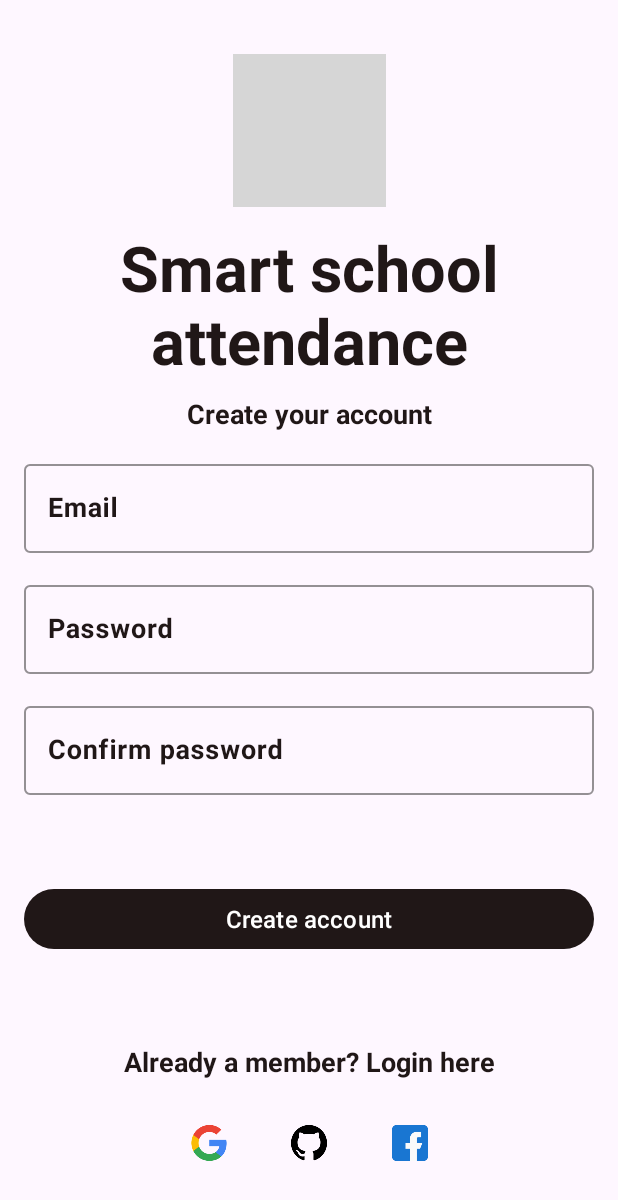
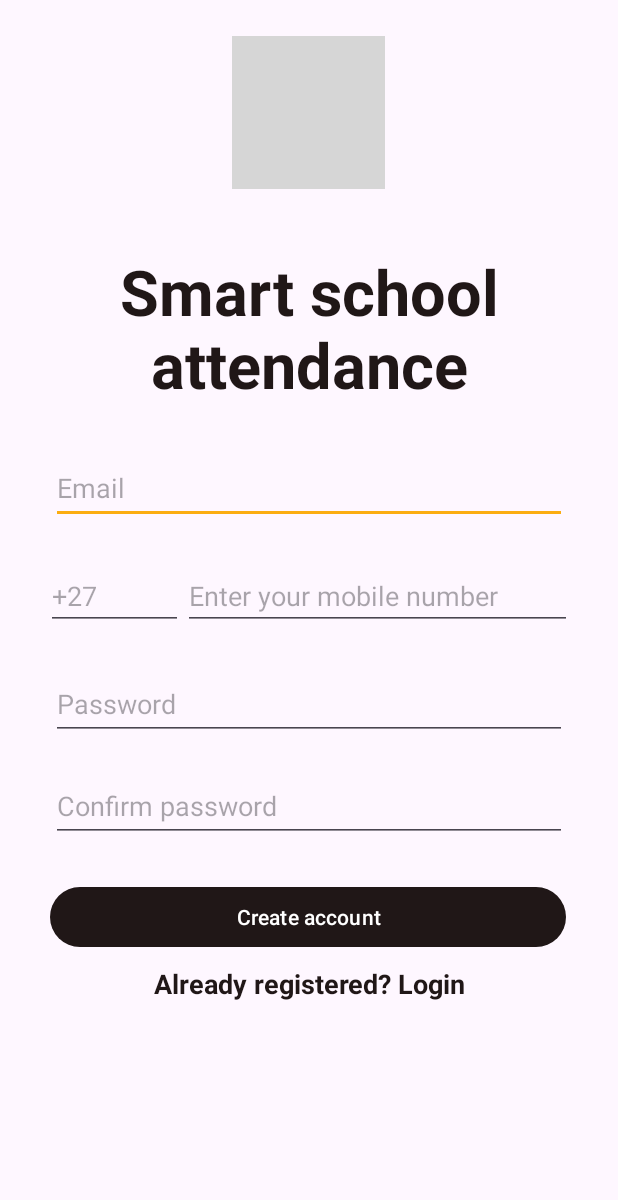
Before and after one commit to GADS2022-EduTeam14/Student-Staff-Attendance-System, an Android app: the screen it shows after launch (AuthActivity before the commit, MobileNumberVerificationActivity after it), after a tap on "New user? Register instead", on a phone screen of 412 x 824 dp. Shown: the top 1200 px of the screen. Run offline under Robolectric (Android 15) with nearby library versions, the phone set to English and light mode, and no system bars; our stand-ins replace Firebase (no records; nobody signed in at launch, a user with empty details on screens opened directly); 2 statements that could not run were skipped; grey boxes are pictures that could not be loaded.

Commit message:
Mobile Auth Complete
Firebase Mobile Authentication Added
OTP Sent
Usercreated
Activities instead of layouts

```diff
--- a/app/build.gradle
+++ b/app/build.gradle
@@ -52,6 +52,7 @@ dependencies {
     implementation 'androidx.lifecycle:lifecycle-viewmodel-ktx:2.5.1'
 
     implementation 'com.android.car.ui:car-ui-lib:2.0.0'
+    implementation 'com.google.firebase:firebase-auth-ktx:21.1.0'
 
     testImplementation 'junit:junit:4.13.2'
     androidTestImplementation 'androidx.test.ext:junit:1.1.4'
--- a/app/src/main/java/com/andela/eduteam14/android_app/core/ui/auth/LoginFragment.kt
+++ b/app/src/main/java/com/andela/eduteam14/android_app/core/ui/auth/LoginFragment.kt
@@ -1,5 +1,6 @@
 package com.andela.eduteam14.android_app.core.ui.auth
 
+import android.content.Intent
 import android.os.Bundle
 import android.view.LayoutInflater
 import android.view.View
@@ -44,13 +45,22 @@ class LoginFragment : Fragment(), UiAction {
         super.onViewCreated(view, savedInstanceState)
         initViews()
 
-        registerInstead.onClick { findNavController().navigate(R.id.action_loginFragment_to_registerFragment) }
+        registerInstead.onClick {
+            activity.let {
+                //start MobileNumberVerificationActivity
+                val intent = Intent(it, MobileNumberVerificationActivity::class.java)
+                startActivity(intent)
+            }
+        }
 
         login.onClick {
             (activity as AuthActivity).goto(SchoolBaseActivity::class.java)
         }
 
     }
+
+    //start MobileNumberVerificationActivity
+
 
     override fun initViews() {
         login = binding?.LoginFragmentLoginBtn!!
--- /dev/null
+++ b/app/src/main/java/com/andela/eduteam14/android_app/core/ui/auth/MobileNumberVerificationActivity.kt
@@ -0,0 +1,176 @@
+package com.andela.eduteam14.android_app.core.ui.auth
+
+import android.content.ContentValues.TAG
+import android.content.Intent
+import androidx.appcompat.app.AppCompatActivity
+import android.os.Bundle
+import android.util.Log
+import android.widget.Button
+import android.widget.EditText
+import android.widget.TextView
+import android.widget.Toast
+import com.andela.eduteam14.android_app.R
+import com.andela.eduteam14.android_app.SplashActivity
+import com.google.firebase.FirebaseException
+import com.google.firebase.FirebaseTooManyRequestsException
+import com.google.firebase.auth.*
+import java.util.concurrent.TimeUnit
+
+class MobileNumberVerificationActivity : AppCompatActivity() {
+
+    private lateinit var createAccount : Button
+    private lateinit var emailET : EditText           //May not be needed
+    private lateinit var phoneNumberET : EditText
+    private lateinit var passwordET: EditText
+    private lateinit var confirmPasswordET: EditText
+    private lateinit var dialingCodeET : EditText
+
+    //Focus on Mobile number authentication i.e other fields can be deleted
+
+    private lateinit var email : String
+    private lateinit var phoneNumber : String
+    private lateinit var password: String
+    private lateinit var confirmPassword: String
+    private lateinit var dialingCode: String
+
+    private lateinit var auth : FirebaseAuth
+
+
+
+
+    override fun onCreate(savedInstanceState: Bundle?) {
+        super.onCreate(savedInstanceState)
+        setContentView(R.layout.activity_mobile_number_verification)
+
+        //Start loginFragment
+        val registeredUserText = findViewById<TextView>(R.id.RegisteredUser)
+
+        // Declaring fragment manager from making data
+        // transactions using the custom fragment
+        val myFragmentManager = supportFragmentManager
+        val loginFragmentTransaction = myFragmentManager.beginTransaction()
+        val loginFragment = LoginFragment()
+
+        init()
+        createAccount.setOnClickListener {
+            phoneNumber = phoneNumberET.text.trim().toString()
+            dialingCode = dialingCodeET.text.trim().toString()
+
+            //check length of dialing code and phone number
+            if((dialingCode.isNotEmpty()) && (dialingCode.length <= 3)){  //dialing code should be from 1 to 3
+                if ((phoneNumber.isNotEmpty()) && (phoneNumber.length == 10)){
+                    phoneNumber = "+${dialingCode}${phoneNumber}"
+
+                    val options = PhoneAuthOptions.newBuilder(auth)
+                        .setPhoneNumber(phoneNumber)       // Phone number to verify
+                        .setTimeout(60L, TimeUnit.SECONDS) // Timeout and unit
+                        .setActivity(this)                 // Activity (for callback binding)
+                        .setCallbacks(callbacks)          // OnVerificationStateChangedCallbacks
+                        .build()
+                    PhoneAuthProvider.verifyPhoneNumber(options)
+
+                } else{
+                    Toast.makeText(this, "Please enter a 10 number",Toast.LENGTH_SHORT).show()
+                }
+            }else{
+                Toast.makeText(this, "Please enter valid dialing code",Toast.LENGTH_SHORT).show()
+            }
+        }
+
+        //Setup OnClick for the TextView
+        registeredUserText.setOnClickListener {
+            loginFragmentTransaction.add(R.id.fragmentContainerView, loginFragment)
+            loginFragmentTransaction.commit()
+        }
+    }
+
+    private fun init(){
+        createAccount = findViewById(R.id.btn_createAcc)
+        phoneNumberET = findViewById(R.id.edt_CreateAcc_Number)
+        dialingCodeET = findViewById(R.id.edt_DialCode)
+        auth = FirebaseAuth.getInstance()
+        //add extra EditTexts for account creation
+
+
+    }
+
+    private fun signInWithPhoneAuthCredential(credential: PhoneAuthCredential) {
+        auth.signInWithCredential(credential)
+            .addOnCompleteListener(this) { task ->
+                if (task.isSuccessful) {
+
+                    // Sign in success, update UI with the signed-in user's information
+                    Toast.makeText(this, "Authenticate Successfully", Toast.LENGTH_SHORT).show()
+
+                } else {
+                    // Sign in failed, display a message and update the UI
+                    Log.w(TAG, "signInWithCredential:failure", task.exception)
+                    if (task.exception is FirebaseAuthInvalidCredentialsException) {
+                        // The verification code entered was invalid
+                    }
+                    // Update UI
+                }
+            }
+    }
+
+    private val callbacks = object : PhoneAuthProvider.OnVerificationStateChangedCallbacks() {
+
+        override fun onVerificationCompleted(credential: PhoneAuthCredential) {
+            // This callback will be invoked in two situations:
+            // 1 - Instant verification. In some cases the phone number can be instantly
+            //     verified without needing to send or enter a verification code.
+            // 2 - Auto-retrieval. On some devices Google Play services can automatically
+            //     detect the incoming verification SMS and perform verification without
+            //     user action.
+//            Log.d(TAG, "onVerificationCompleted:$credential")
+            signInWithPhoneAuthCredential(credential)
+        }
+
+        override fun onVerificationFailed(e: FirebaseException) {
+            // This callback is invoked in an invalid request for verification is made,
+            // for instance if the the phone number format is not valid.
+//            Log.w(TAG, "onVerificationFailed", e)
+
+            if (e is FirebaseAuthInvalidCredentialsException) {
+                // Invalid request
+                Log.d("TAG", "onVerificationFailed: ${e.toString()}")
+            } else if (e is FirebaseTooManyRequestsException) {
+                // The SMS quota for the project has been exceeded
+                Log.w("TAG", "onVerificationFailed: ${e.toString()}")
+            }
+
+            // Show a message and update the UI
+        }
+
+        override fun onCodeSent(
+            verificationId: String,
+            token: PhoneAuthProvider.ForceResendingToken
+        ) {
+            // The SMS verification code has been sent to the provided phone number, we
+            // now need to ask the user to enter the code and then construct a credential
+            // by combining the code with a verification ID.
+//            Log.d(TAG, "onCodeSent:$verificationId")
+            // Save verification ID and resending token so we can use them later
+
+//            If Code sent then start OTP Activity
+            val intent = Intent(this@MobileNumberVerificationActivity, OTPActivity::class.java)
+            intent.putExtra("OTP", verificationId)
+            intent.putExtra("resendToken", token)
+            intent.putExtra("phoneNumber", phoneNumber)
+            startActivity(intent)
+
+        }
+    }
+
+
+}
+
+//    override fun onStart() {
+//        super.onStart()
+//        If there is a user logged in then log him out
+
+//        Code below: //        If there user is signed in then proceed to login
+
+//        if(auth.currentUser != null)
+//            startActivity(Intent(this, SplashActivity::class.java))
+//    }
--- /dev/null
+++ b/app/src/main/res/layout/activity_mobile_number_verification.xml
@@ -0,0 +1,126 @@
+<?xml version="1.0" encoding="utf-8"?>
+<androidx.constraintlayout.widget.ConstraintLayout xmlns:android="http://schemas.android.com/apk/res/android"
+    xmlns:app="http://schemas.android.com/apk/res-auto"
+    xmlns:tools="http://schemas.android.com/tools"
+    android:layout_width="match_parent"
+    android:layout_height="match_parent"
+    tools:context=".core.ui.auth.MobileNumberVerificationActivity">
+
+
+    <ImageView
+        android:id="@+id/imageView2"
+        android:layout_width="102dp"
+        android:layout_height="102dp"
+        android:layout_marginTop="24dp"
+        android:src="@drawable/pencil_case"
+        app:layout_constraintEnd_toEndOf="parent"
+        app:layout_constraintHorizontal_bias="0.498"
+        app:layout_constraintStart_toStartOf="parent"
+        app:layout_constraintTop_toTopOf="parent" />
+
+    <TextView
+        android:id="@+id/textView2"
+        style="@style/TextAppearance.AppCompat.Headline"
+        android:layout_width="330dp"
+        android:layout_height="118dp"
+        android:layout_marginTop="32dp"
+        android:padding="8dp"
+        android:text="@string/smart_school_attendance"
+        android:textAlignment="center"
+        android:textColor="@color/LocalBrown"
+        android:textSize="42sp"
+        android:textStyle="bold"
+        app:layout_constraintEnd_toEndOf="parent"
+        app:layout_constraintStart_toStartOf="parent"
+        app:layout_constraintTop_toBottomOf="@+id/imageView2" />
+
+    <LinearLayout
+        android:id="@+id/linearLayout3"
+        android:layout_width="match_parent"
+        android:layout_height="wrap_content"
+        android:layout_margin="15dp"
+        android:layout_marginTop="52dp"
+        android:gravity="center"
+        android:orientation="vertical"
+        app:layout_constraintTop_toBottomOf="@+id/textView2"
+        tools:layout_editor_absoluteX="13dp">
+
+        <EditText
+            android:id="@+id/edt_createAcc_email"
+            android:layout_width="344dp"
+            android:layout_height="48dp"
+            android:layout_margin="10dp"
+            android:hint="@string/hint_email" />
+
+
+        <LinearLayout
+            android:layout_width="match_parent"
+            android:layout_height="match_parent"
+            android:layout_margin="15dp"
+            android:orientation="horizontal">
+
+            <EditText
+                android:id="@+id/edt_DialCode"
+                android:layout_width="wrap_content"
+                android:layout_height="wrap_content"
+                android:layout_weight="1"
+                android:ems="10"
+                android:hint="+27"
+                android:inputType="number" />
+
+            <EditText
+                android:id="@+id/edt_CreateAcc_Number"
+                android:layout_width="259dp"
+                android:layout_height="wrap_content"
+                android:ems="10"
+                android:hint="Enter your mobile number"
+                android:inputType="number" />
+
+
+        </LinearLayout>
+
+
+
+        <EditText
+            android:id="@+id/edt_createAcc_password"
+            android:layout_width="344dp"
+            android:layout_height="48dp"
+            android:layout_margin="10dp"
+            android:hint="@string/hint_password" />
+
+        <EditText
+            android:id="@+id/edt_createAcc_confirm_password"
+            android:layout_width="344dp"
+            android:layout_height="48dp"
+            android:layout_margin="10dp"
+            android:hint="@string/hint_confirm_password" />
+
+    </LinearLayout>
+
+    <Button
+        android:id="@+id/btn_createAcc"
+        android:layout_width="344dp"
+        android:layout_height="48dp"
+        android:layout_marginTop="16dp"
+        android:text="@string/create_account"
+        app:layout_constraintEnd_toEndOf="parent"
+        app:layout_constraintHorizontal_bias="0.492"
+        app:layout_constraintStart_toStartOf="parent"
+        app:layout_constraintTop_toBottomOf="@+id/linearLayout3" />
+
+    <TextView
+        android:id="@+id/RegisteredUser"
+        android:layout_width="0dp"
+        android:layout_height="wrap_content"
+        android:layout_marginTop="8dp"
+        android:text="@string/already_registered_login"
+        android:textAlignment="center"
+        android:textColor="@color/LocalBrown"
+        android:textSize="18sp"
+        android:textStyle="bold"
+        app:layout_constraintEnd_toEndOf="parent"
+        app:layout_constraintHorizontal_bias="0.0"
+        app:layout_constraintStart_toStartOf="parent"
+        app:layout_constraintTop_toBottomOf="@+id/btn_createAcc" />
+
+</androidx.constraintlayout.widget.ConstraintLayout>
--- a/app/src/main/res/values/strings.xml
+++ b/app/src/main/res/values/strings.xml
@@ -133,4 +133,8 @@
     <string name="org_location">Lagos, Nigeria</string>
     <string name="org_name">Temporary Org name</string>
     <string name="previous">Previous</string>
+    <string name="login_with_mobile_number">Login with Mobile Number</string>
+    <string name="already_registered_login">Already registered? Login</string>
+    <string name="complete">Complete</string>
+    <string name="resend_otp">Resend OTP</string>
 </resources>
```
Also changed, not shown: app/src/main/AndroidManifest.xml (+16 -6 lines), app/src/main/java/com/andela/eduteam14/android_app/core/ui/auth/OTPActivity.kt (added, +220 -0 lines), app/src/main/res/layout/activity_otpactivity.xml (added, +160 -0 lines), 2 other files.
